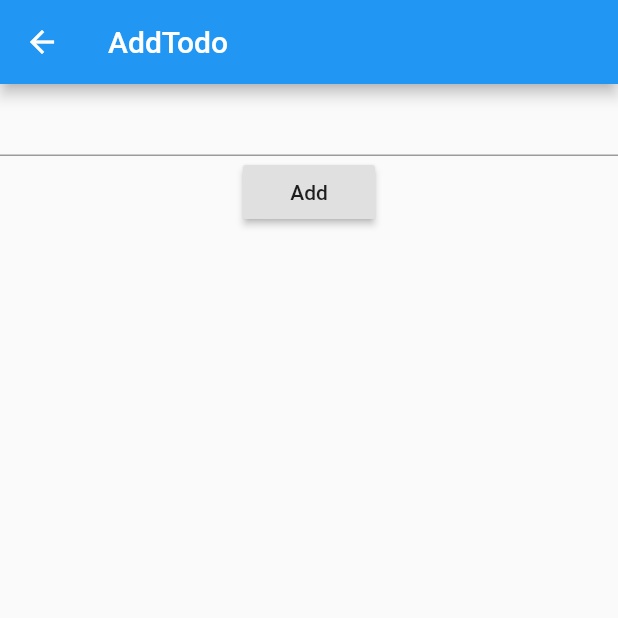
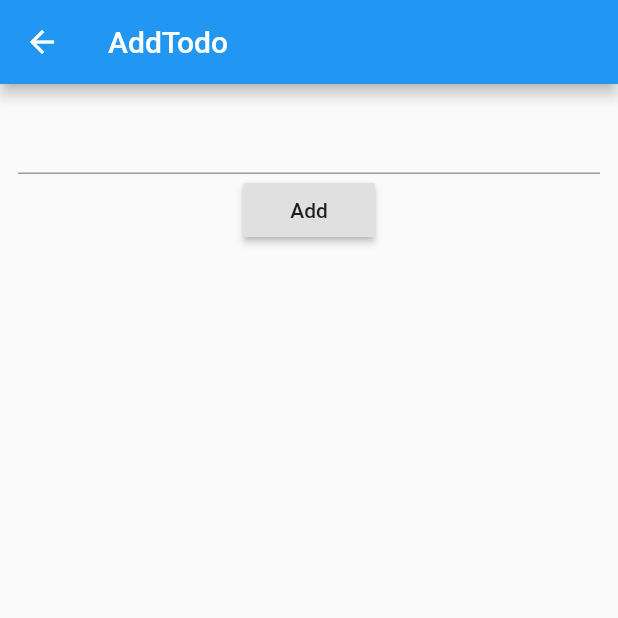
Before and after one commit to shintachan1222/todo_practice, a Flutter app: the screen it shows after launch, after a tap on the "add" icon, on a phone screen of 412 x 824 dp, the top half of it. Run offline on Flutter 3.47's test engine with Material 2 defaults, Android fonts, the phone set to English and light mode, and no system bars; our stand-ins replace flutter_hooks, freezed_annotation, hooks_riverpod, state_notifier; generated files the repository leaves out were written again.

Commit message:
戻るアイコンで戻った時のエラーの応急処置

```diff
--- a/lib/addtodo.dart
+++ b/lib/addtodo.dart
@@ -6,12 +6,23 @@ class Addtodo extends HookWidget {
 
   @override
   Widget build(BuildContext context) {
-    final textcontroller = TextEditingController();
-    return Scaffold(
+    TextEditingController textcontroller;
+    useEffect(() {
+      textcontroller = TextEditingController(text: '');
+      return () {};
+    });
+    return WillPopScope(
+      onWillPop: () {
+        Navigator.pop(context, '');
+        return Future.value(false);
+      },
+      child: Scaffold(
           appBar: AppBar(
             title: const Text('AddTodo'),
           ),
-        body: Column(
+          body: Padding(
+            padding: const EdgeInsets.all(12),
+            child: Column(
               mainAxisSize: MainAxisSize.min,
               children: [
                 TextField(
@@ -21,9 +32,15 @@ class Addtodo extends HookWidget {
                   child: const Text('Add'),
                   onPressed: () {
                     Navigator.of(context).pop(textcontroller.text);
+
+                    /// 値が空で返っちゃったときにtodoを作らないようにしたい
                   },
+
+                  /// 戻るアイコンで戻ったときにエラーが起きる
                 )
               ],
-        ));
+            ),
+          )),
+    );
   }
 }
--- a/lib/homepage.dart
+++ b/lib/homepage.dart
@@ -17,7 +17,7 @@ class Homepage extends HookWidget {
         centerTitle: true,
       ),
       body: ListView.builder(
-        itemCount: state.length,
+        itemCount: state?.length,
         itemBuilder: (BuildContext context, int index) {
           return _listItem(context, state[index]);
         },
```
Lines whose indentation alone changed are shown as unchanged.
